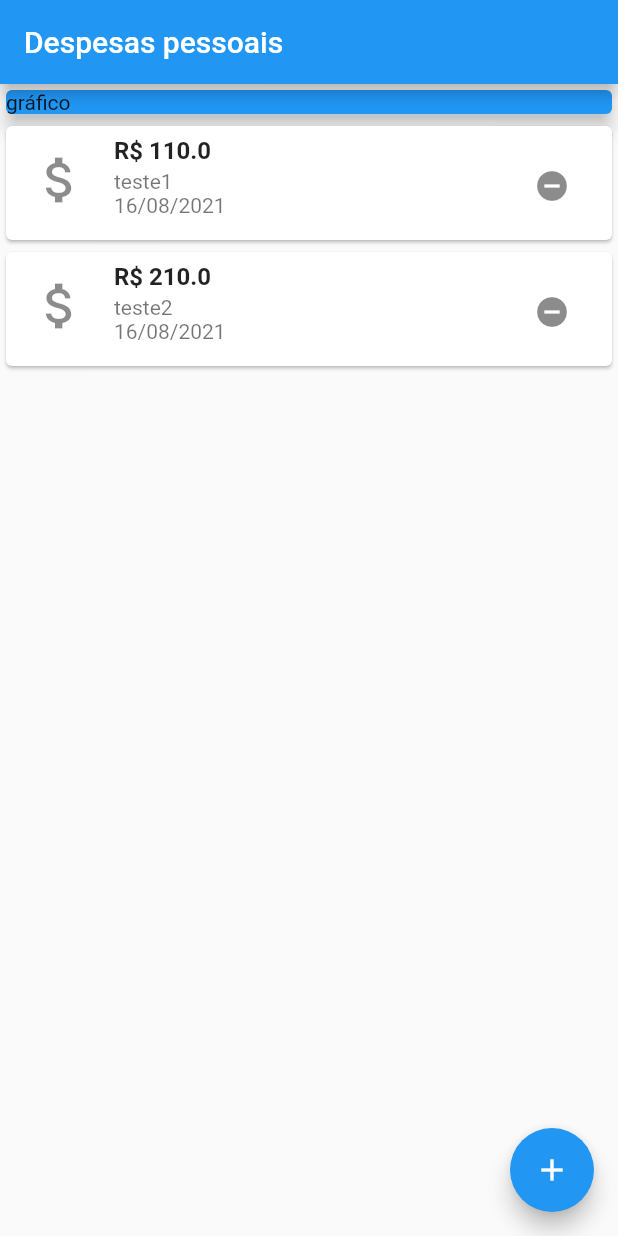
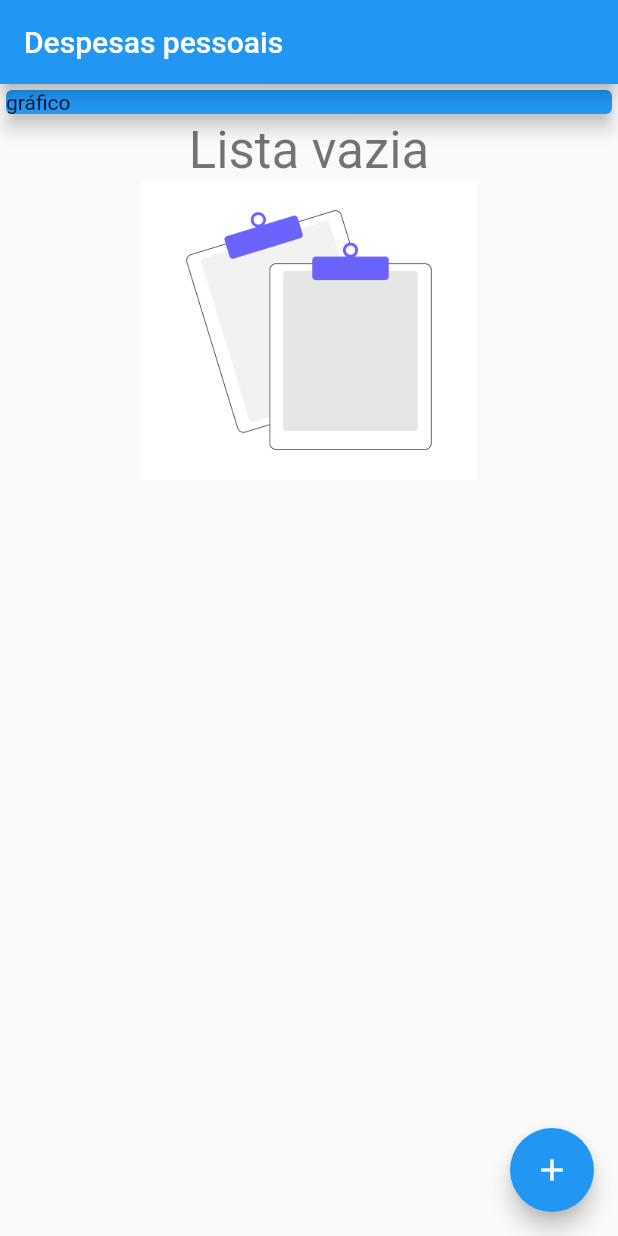
Before and after one commit to igorfcronem/expenses-app, a Flutter app: the screen it shows after launch, on a phone screen of 412 x 824 dp. Run offline on Flutter 3.47's test engine with Material 2 defaults, Android fonts, the phone set to English and light mode, and no system bars.

```diff
--- a/lib/components/transaction_list.dart
+++ b/lib/components/transaction_list.dart
@@ -13,7 +13,24 @@ class TransactionList extends StatelessWidget {
   Widget build(BuildContext context) {
     return Container(
       height: 300,
-      child: ListView.builder(
+      child: transactions.isEmpty
+          ? Column(
+              children: [
+                Text(
+                  'Lista vazia',
+                  style: Theme.of(context).textTheme.headline4,
+                ),
+                Container(
+                  child: Image.asset(
+                    'assets/images/empty.png',
+                    fit: BoxFit.cover,
+                  ),
+                  height: 200,
+                )
+              ],
+              crossAxisAlignment: CrossAxisAlignment.center,
+            )
+          : ListView.builder(
               itemCount: transactions.length,
               itemBuilder: (ctx, index) {
                 final e = transactions[index];
--- a/lib/main.dart
+++ b/lib/main.dart
@@ -26,10 +26,7 @@ class MyHomePage extends StatefulWidget {
 
 class _MyHomePageState extends State<MyHomePage> {
 
-  final _transactions = [
-    Transaction(id: 't1', title: 'teste1', value: 110, date: DateTime.now()),
-    Transaction(id: 't2', title: 'teste2', value: 210, date: DateTime.now())
-  ];
+  final List<Transaction> _transactions = [];
 
   _addTransaction(String title, double value) {
     final newTransaction = new Transaction(
--- a/pubspec.yaml
+++ b/pubspec.yaml
@@ -45,8 +45,8 @@ flutter:
   uses-material-design: true
 
   # To add assets to your application, add an assets section, like this:
-  # assets:
-  #   - images/a_dot_burr.jpeg
+  assets:
+      - assets/images/empty.png
   #   - images/a_dot_ham.jpeg
 
   # An image asset can refer to one or more resolution-specific "variants", see
```
Also changed, not shown: assets/images/empty.png (added), lib/components/chart.dart (added). Lines whose indentation alone changed are shown as unchanged.
